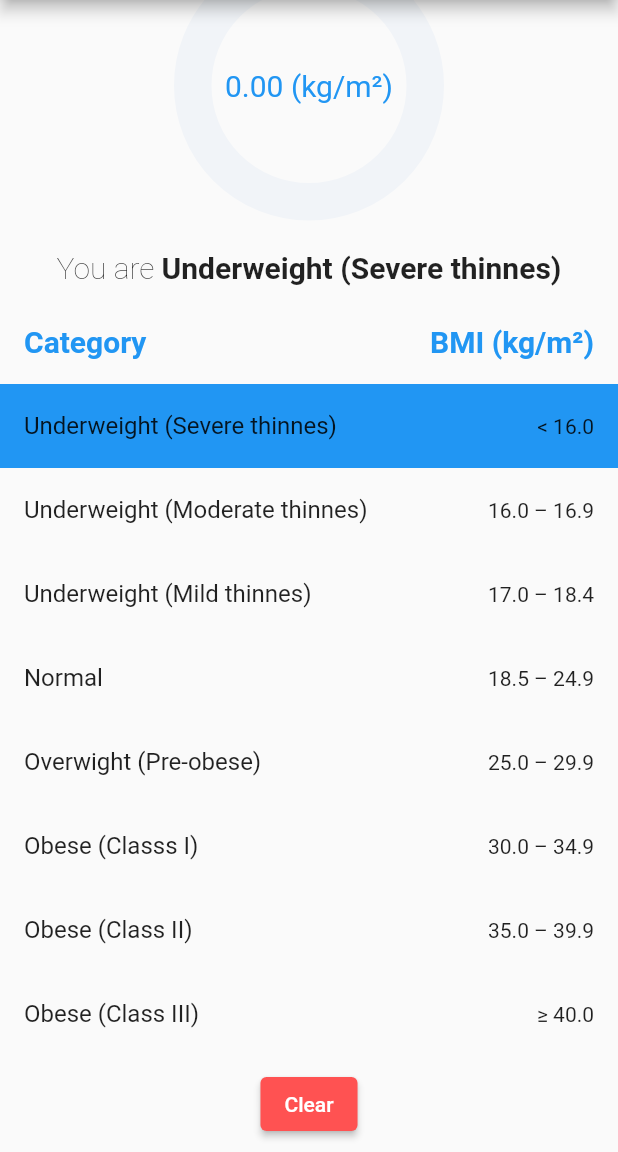
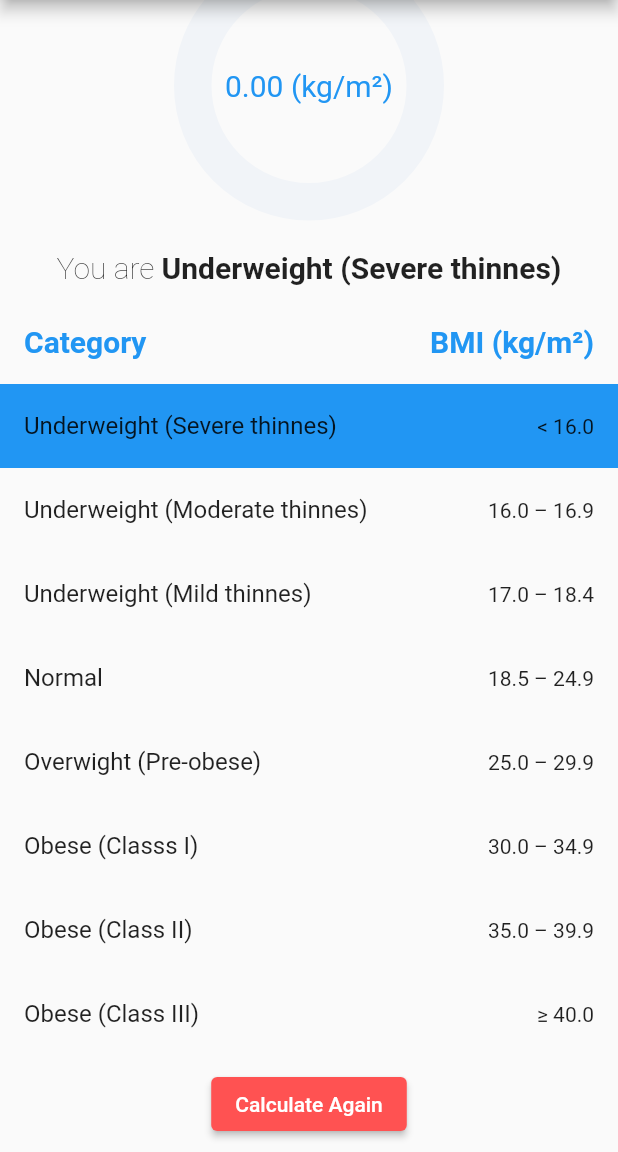
Before and after one commit to muradhossin/BMI_Calculator, a Flutter app: the ResultPage screen opened by its route, scrolled down 89 dp, on a phone screen of 412 x 824 dp, the part 84-1236 px from its top. Run offline on Flutter 3.47's test engine with Material 2 defaults, Android fonts, the phone set to English and light mode, and no system bars; drawn by our look-alikes of percent_indicator; Roboto replaces fonts that are missing (Poppins).

Commit message:
ICON added

```diff
--- a/lib/pages/result_page.dart
+++ b/lib/pages/result_page.dart
@@ -118,7 +118,7 @@ class ResultPage extends StatelessWidget {
 
                 },
                 child: Text(
-                  'Clear',
+                  'Calculate Again',
                 ),
               ),
             ),
```
Also changed, not shown: pubspec.yaml (+9 -3 lines), images/icon/bmi_calculator.png (added), pubspec.lock, 28 other files.
